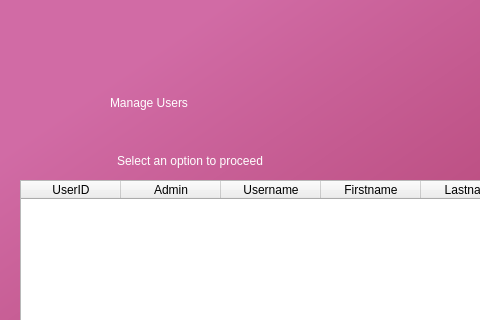
Before: the Qt Designer form manageaccs.ui in AnshulS853/Coursework_Prototype, drawn with Qt 5; both pictures show x 0 to 480 and y 0 to 320 of the 950 by 800 pixel window.
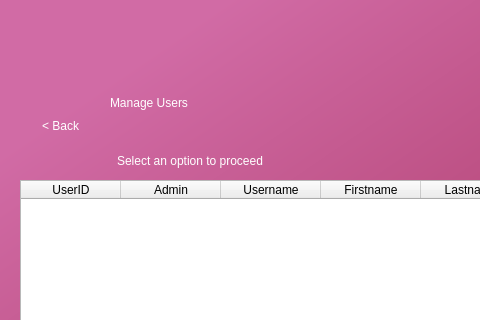
After: the same form once the commit is applied.

```diff
--- a/manageaccs.ui
+++ b/manageaccs.ui
@@ -208,6 +208,23 @@
      <string>Confirm</string>
     </property>
    </widget>
+   <widget class="QPushButton" name="backtoadmenu">
+    <property name="geometry">
+     <rect>
+      <x>20</x>
+      <y>80</y>
+      <width>81</width>
+      <height>91</height>
+     </rect>
+    </property>
+    <property name="styleSheet">
+     <string notr="true">border-radius:20px;
+font: 14pt &quot;MS Shell Dlg 2&quot;; color:rgb(255, 255, 255)</string>
+    </property>
+    <property name="text">
+     <string>&lt; Back</string>
+    </property>
+   </widget>
   </widget>
  </widget>
  <resources>
```
Left out of the diff: 2 changed lines with no effect on the pictures.
